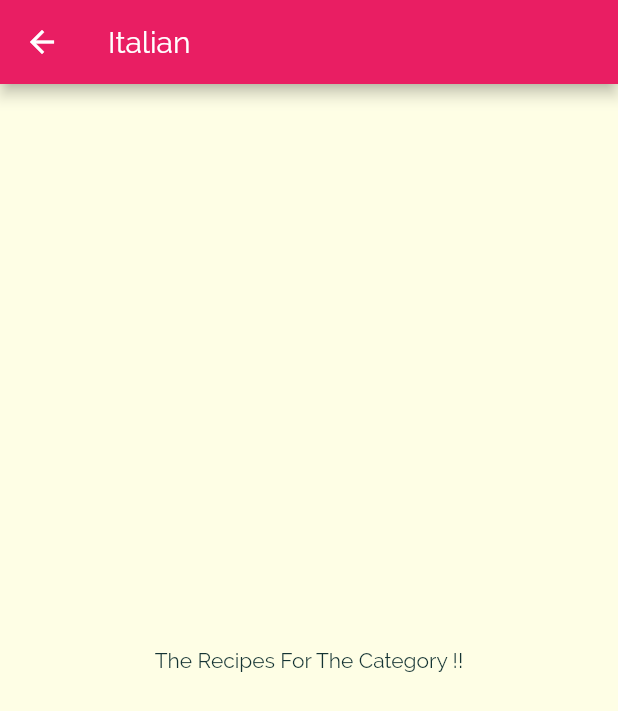
After one commit to lamissmessaoudi/Meals-App, a Flutter app: the screen it shows after launch, after a tap on "Italian", on a phone screen of 412 x 824 dp. The commit adds this screen. Shown: the top 711 px of the screen. Run offline on Flutter 3.47's test engine with Material 2 defaults, Android fonts, the phone set to English and light mode, and no system bars.

Commit message:
Navigation to the Category Meals page

```diff
--- a/lib/categories_screen.dart
+++ b/lib/categories_screen.dart
@@ -13,7 +13,11 @@ class CategoriesScreen extends StatelessWidget {
       body: GridView(
         padding: EdgeInsets.all(25),
         children: DUMMY_CATEGORIES
-            .map((catData) => CategoryItem(catData.title, catData.color))
+            .map((catData) => CategoryItem(
+                  catData.id,
+                  catData.title,
+                  catData.color,
+                ))
             .toList(),
         gridDelegate: SliverGridDelegateWithMaxCrossAxisExtent(
           maxCrossAxisExtent: 200,
--- a/lib/category_item.dart
+++ b/lib/category_item.dart
@@ -1,14 +1,30 @@
 import 'package:flutter/material.dart';
+import './category_meals_screen.dart';
 
 class CategoryItem extends StatelessWidget {
+  final String id;
   final String title;
   final Color color;
 
-  CategoryItem(this.title, this.color);
+  CategoryItem(this.id, this.title, this.color);
+
+  void selectCategory(BuildContext ctx) {
+    Navigator.of(ctx).push(
+      MaterialPageRoute(
+        builder: (_) {
+          return CategoryMealsScreen(id, title);
+        },
+      ),
+    );
+  }
 
   @override
   Widget build(BuildContext context) {
-    return Container(
+    return InkWell(
+      onTap: () => selectCategory(context),
+      splashColor: Theme.of(context).primaryColor,
+      borderRadius: BorderRadius.circular(15),
+      child: Container(
         padding: const EdgeInsets.all(15),
         child: Text(
           title,
@@ -25,6 +41,7 @@ class CategoryItem extends StatelessWidget {
           ),
           borderRadius: BorderRadius.circular(15),
         ),
+      ),
     );
   }
 }
--- /dev/null
+++ b/lib/category_meals_screen.dart
@@ -0,0 +1,20 @@
+import 'package:flutter/material.dart';
+
+class CategoryMealsScreen extends StatelessWidget {
+  final String categoryId;
+  final String categoryTitle;
+
+  CategoryMealsScreen(this.categoryId, this.categoryTitle);
+
+  @override
+  Widget build(BuildContext context) {
+    return Scaffold(
+      appBar: AppBar(
+        title: Text(categoryTitle),
+      ),
+      body: Center(
+        child: Text('The Recipes For The Category !!'),
+      ),
+    );
+  }
+}
```
Lines whose indentation alone changed are shown as unchanged.
